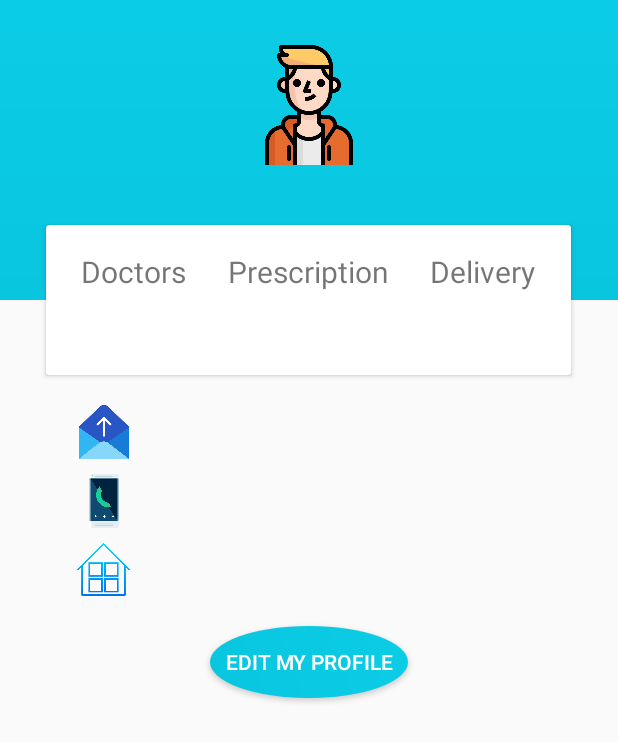
After one commit to Jrmlmnq/NBTMediko, an Android app: the MyProfileActivity screen opened directly, with no data from a screen before it, on a phone screen of 412 x 824 dp. The commit adds this screen. Shown: the top 742 px of the screen. Run offline under Robolectric (Android 15) with nearby library versions, the phone set to English and light mode, and no system bars; our stand-ins replace Firebase (no records; nobody signed in at launch, a user with empty details on screens opened directly); 6 statements that could not run were skipped.

Commit message:
my profile page and stuff

```diff
--- a/app/build.gradle
+++ b/app/build.gradle
@@ -28,7 +28,7 @@ dependencies {
     implementation 'com.google.firebase:firebase-core:16.0.1'
     implementation 'com.google.firebase:firebase-database:16.0.1'
     implementation 'com.google.firebase:firebase-auth:16.0.2'
-    implementation 'com.firebaseui:firebase-ui-database:3.0.0'
+    implementation 'com.firebaseui:firebase-ui-database:3.2.2'
     implementation 'com.firebase:geofire-android:2.3.1'
     implementation 'com.google.android.gms:play-services-maps:15.0.1'
     implementation 'com.google.android.gms:play-services-nearby:15.0.1'
--- a/app/src/main/AndroidManifest.xml
+++ b/app/src/main/AndroidManifest.xml
@@ -24,6 +24,8 @@
         </activity>
         <activity android:name=".SymptomsListActivity">
         </activity>
+        <activity android:name=".MyProfileActivity">
+        </activity>
     </application>
 
 </manifest>
--- /dev/null
+++ b/app/src/main/java/com/example/francis/samsung_mediko/MyProfileActivity.java
@@ -0,0 +1,65 @@
+package com.example.francis.samsung_mediko;
+
+import android.os.Bundle;
+import android.support.annotation.NonNull;
+import android.support.annotation.Nullable;
+import android.support.v7.app.AppCompatActivity;
+import android.widget.TextView;
+
+import com.google.firebase.auth.FirebaseAuth;
+import com.google.firebase.auth.FirebaseUser;
+import com.google.firebase.database.DataSnapshot;
+import com.google.firebase.database.DatabaseError;
+import com.google.firebase.database.DatabaseReference;
+import com.google.firebase.database.FirebaseDatabase;
+import com.google.firebase.database.ValueEventListener;
+
+public class MyProfileActivity extends AppCompatActivity {
+
+    private FirebaseAuth mAuth;
+    private FirebaseUser loggedIn;
+    private DatabaseReference dbUser;
+    private User user;
+
+    private TextView tvName;
+    private TextView tvNoDoc;
+    private TextView tvNoPres;
+    private TextView tvNoDeli;
+    private TextView tvEmail;
+    private TextView tvCpNo;
+    private TextView tvAddress;
+
+    @Override
+    protected void onCreate(@Nullable Bundle savedInstanceState) {
+        super.onCreate(savedInstanceState);
+        setContentView(R.layout.profile_page_here);
+
+        mAuth = FirebaseAuth.getInstance();
+        loggedIn = mAuth.getCurrentUser();
+        dbUser = FirebaseDatabase.getInstance().getReference().child("users").child(loggedIn.getUid());
+
+        tvName = findViewById(R.id.name);
+        tvNoDoc = findViewById(R.id.noDoc);
+        tvNoPres = findViewById(R.id.noPres);
+        tvNoDeli = findViewById(R.id.noDeli);
+        tvEmail = findViewById(R.id.email);
+        tvCpNo = findViewById(R.id.cpNo);
+        tvAddress = findViewById(R.id.address);
+
+        dbUser.addListenerForSingleValueEvent(new ValueEventListener() {
+            @Override
+            public void onDataChange(@NonNull DataSnapshot dataSnapshot) {
+                user = dataSnapshot.getValue(User.class);
+                tvName.setText(user.getFirstName() + " " + user.getmI() + ". " + user.getLastName());
+                if (user.getDoctorKeys() == null)
+                    tvNoDoc.setText("0");
+                else tvNoDoc.setText(user.getDoctorKeys().size());
+                tvEmail.setText(user.getEmail());
+                tvCpNo.setText(user.getCpNo());
+                tvAddress.setText(user.getAddress());
+            }
+            @Override
+            public void onCancelled(@NonNull DatabaseError databaseError) {}
+        });
+    }
+}
--- a/app/src/main/res/layout/activity_main.xml
+++ b/app/src/main/res/layout/activity_main.xml
@@ -29,7 +29,7 @@
         <TextView
             android:layout_width="wrap_content"
             android:layout_height="wrap_content"
-            android:text="Name of a User"
+            android:textColor="@color/colorWhite"
             android:textSize="16sp"
             android:layout_toEndOf="@id/userProfilePic"
             android:layout_marginTop="8dp"
--- a/app/src/main/res/layout/profile_page_here.xml
+++ b/app/src/main/res/layout/profile_page_here.xml
@@ -20,10 +20,11 @@
                 android:src="@drawable/boy"
                 android:layout_gravity="center_horizontal"/>
             <TextView
+                android:id="@+id/name"
                 android:layout_gravity="center_horizontal"
                 android:layout_width="wrap_content"
                 android:layout_height="wrap_content"
-                android:text="--NAME HERE--"
+                android:text=""
                 android:textColor="#fff"
                 android:textSize="21sp"
                 android:textStyle="bold"/>
@@ -50,9 +51,10 @@
                         android:text="Doctors"
                         android:textSize="20sp"/>
                     <TextView
+                        android:id="@+id/noDoc"
                         android:layout_width="wrap_content"
                         android:layout_height="wrap_content"
-                        android:text="12"
+                        android:text=""
                         android:textSize="20sp"
                         android:textStyle="bold"
                         android:paddingTop="10dp"
@@ -70,9 +72,10 @@
                         android:text="Prescription"
                         android:textSize="20sp"/>
                     <TextView
+                        android:id="@+id/noPres"
                         android:layout_width="wrap_content"
                         android:layout_height="wrap_content"
-                        android:text="31"
+                        android:text=""
                         android:textSize="20sp"
                         android:textStyle="bold"
                         android:paddingTop="10dp"
@@ -90,9 +93,10 @@
                         android:text="Delivery"
                         android:textSize="20sp"/>
                     <TextView
+                        android:id="@+id/noDeli"
                         android:layout_width="wrap_content"
                         android:layout_height="wrap_content"
-                        android:text="41"
+                        android:text=""
                         android:textSize="20sp"
                         android:textStyle="bold"
                         android:paddingTop="10dp"
@@ -117,11 +121,12 @@
                 android:layout_height="36dp"
                 android:src="@drawable/email"/>
             <TextView
+                android:id="@+id/email"
                 android:layout_gravity="center_vertical"
                 android:layout_width="wrap_content"
                 android:layout_height="wrap_content"
                 android:paddingLeft="20dp"
-                android:text="MyAccount@gmail.com"/>
+                android:text=""/>
         </LinearLayout>
     </LinearLayout>
     <LinearLayout
@@ -140,11 +145,12 @@
                 android:layout_height="36dp"
                 android:src="@drawable/smartphone"/>
             <TextView
+                android:id="@+id/cpNo"
                 android:layout_gravity="center_vertical"
                 android:layout_width="wrap_content"
                 android:layout_height="wrap_content"
                 android:paddingLeft="20dp"
-                android:text="09196436221"/>
+                android:text=""/>
         </LinearLayout>
     </LinearLayout>
     <LinearLayout
@@ -163,11 +169,12 @@
                 android:layout_height="35dp"
                 android:src="@drawable/home"/>
             <TextView
+                android:id="@+id/address"
                 android:layout_gravity="center_vertical"
                 android:layout_width="wrap_content"
                 android:layout_height="wrap_content"
                 android:paddingLeft="20dp"
-                android:text="1310 Benavidez St. Sta. Cruz Manila Rm. 506"/>
+                android:text=""/>
         </LinearLayout>
     </LinearLayout>
     <Button
--- a/app/src/main/res/layout/symptomslist_activity.xml
+++ b/app/src/main/res/layout/symptomslist_activity.xml
@@ -27,8 +27,8 @@
         android:id="@+id/symptomsList"
         android:layout_width="match_parent"
         android:layout_height="wrap_content"
-        app:fastScrollEnabled="true"
-        app:fastScrollVerticalThumbDrawable="@drawable/thumb_drawable">
+        app:fastScrollEnabled="true">
+        <!--app:fastScrollVerticalThumbDrawable="@drawable/thumb_drawable">-->
 
     </android.support.v7.widget.RecyclerView>
 </LinearLayout>
```
Also changed, not shown: app/src/main/java/com/example/francis/samsung_mediko/HomePageActivity.java (+36 -1 lines).
